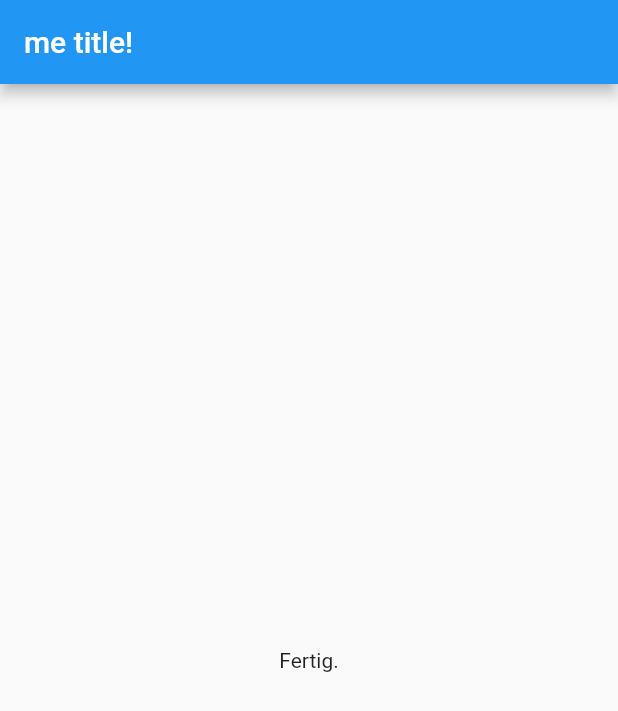
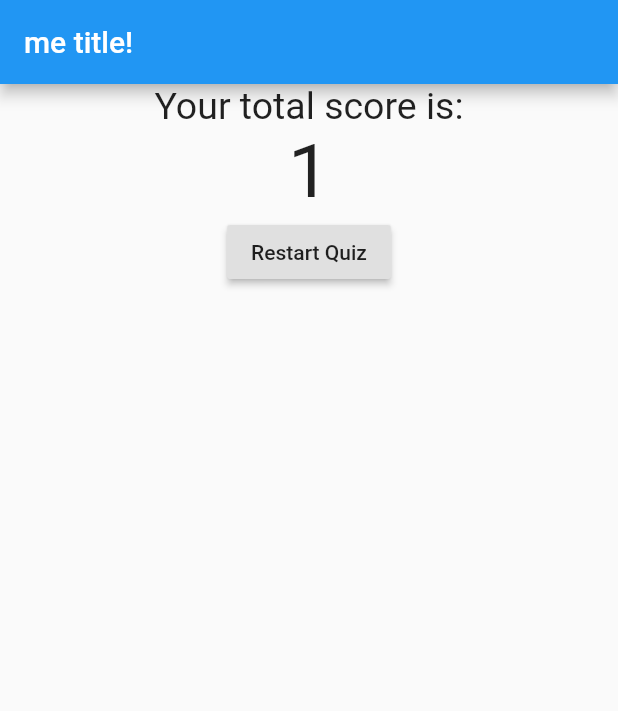
Before and after one commit to flypenguin/course_udemy_flutter, a Flutter app: the screen it shows after launch, after a tap on "A Riddle!", after a tap on "A whiteknight!", after a tap on "Amazing!", on a phone screen of 412 x 824 dp. Shown: the top 711 px of the screen. Run offline on Flutter 3.47's test engine with Material 2 defaults, Android fonts, the phone set to English and light mode, and no system bars.

Commit message:
make quiz restartable

```diff
--- a/lib/main.dart
+++ b/lib/main.dart
@@ -1,5 +1,6 @@
 import 'package:flutter/material.dart';
 import "./quiz.dart";
+import "./result.dart";
 
 void main() {
   runApp(MyApp());
@@ -57,6 +58,13 @@ class _MyAppState extends State<MyApp> {
     print("score: $_score");
   }
 
+  void _restartQuiz() {
+    setState(() {
+      _cycle = 0;
+      _score = 0;
+    });
+  }
+
   @override
   Widget build(BuildContext context) {
     return MaterialApp(
@@ -67,9 +75,7 @@ class _MyAppState extends State<MyApp> {
                 question: _questions[_cycle],
                 handler: _buttonPressed,
               )
-            : Center(
-                child: Text("Fertig."),
-              ),
+            : QuizResult(restartHandler: _restartQuiz, totalScore: _score),
       ),
     );
   }
--- /dev/null
+++ b/lib/result.dart
@@ -0,0 +1,30 @@
+import "package:flutter/material.dart";
+
+class QuizResult extends StatelessWidget {
+  final int totalScore;
+  final Function restartHandler;
+
+  QuizResult({this.totalScore, this.restartHandler});
+
+  @override
+  Widget build(BuildContext context) {
+    return Center(
+      child: Column(
+        children: <Widget>[
+          Text(
+            "Your total score is:",
+            style: TextStyle(fontSize: 25),
+          ),
+          Text(
+            totalScore.toString(),
+            style: TextStyle(fontSize: 50),
+          ),
+          RaisedButton(
+            child: Text("Restart Quiz"),
+            onPressed: restartHandler,
+          ),
+        ],
+      ),
+    );
+  }
+}
```
